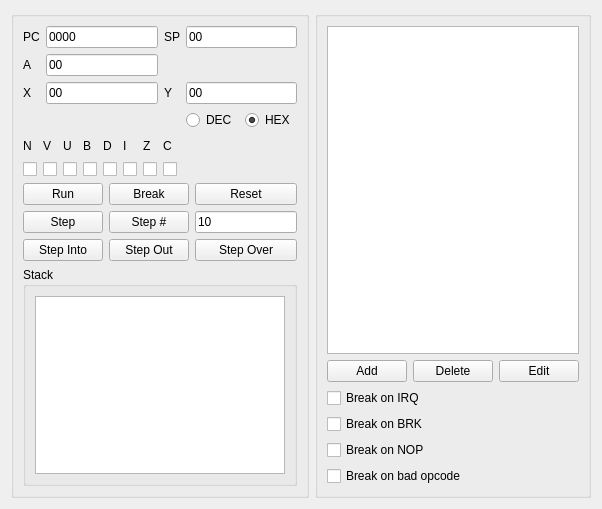
Above: rua1_emu/src/view/ui/frmcpu.ui from robindegen/mos6502 before the change. Below: the same form after it.
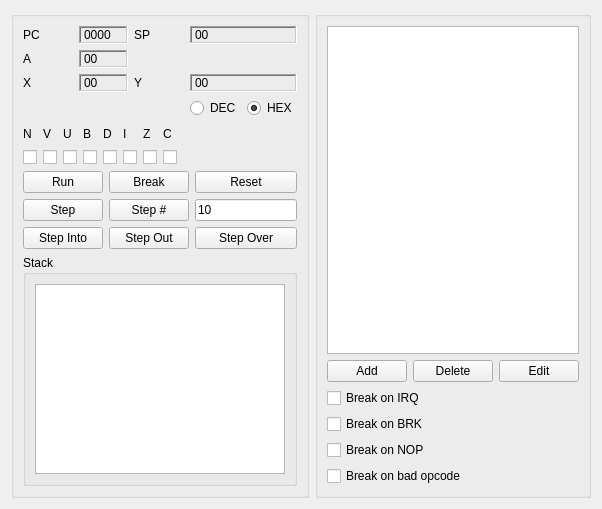
That is the form after the change.

Diff of the .ui file:
```diff
--- a/rua1_emu/src/view/ui/frmcpu.ui
+++ b/rua1_emu/src/view/ui/frmcpu.ui
@@ -97,90 +97,40 @@
       <item>
        <layout class="QGridLayout" name="gridLayout">
         <item row="0" column="2">
-         <widget class="QLabel" name="lbl_register_sp">
+         <widget class="QLabel" name="lbl_register_sp_label">
           <property name="text">
            <string>SP</string>
           </property>
          </widget>
         </item>
         <item row="2" column="0">
-         <widget class="QLabel" name="lbl_register_x">
+         <widget class="QLabel" name="lbl_register_x_label">
           <property name="text">
            <string>X</string>
           </property>
          </widget>
         </item>
         <item row="1" column="0">
-         <widget class="QLabel" name="lbl_register_a">
+         <widget class="QLabel" name="lbl_register_a_label">
           <property name="text">
            <string>A</string>
           </property>
          </widget>
         </item>
-        <item row="1" column="1">
-         <widget class="QLineEdit" name="register_a">
-          <property name="text">
-           <string>00</string>
-          </property>
-          <property name="readOnly">
-           <bool>true</bool>
-          </property>
-         </widget>
-        </item>
-        <item row="0" column="3">
-         <widget class="QLineEdit" name="register_sp">
-          <property name="text">
-           <string>00</string>
-          </property>
-          <property name="readOnly">
-           <bool>true</bool>
-          </property>
-         </widget>
-        </item>
-        <item row="2" column="3">
-         <widget class="QLineEdit" name="register_y">
-          <property name="text">
-           <string>00</string>
-          </property>
-          <property name="readOnly">
-           <bool>true</bool>
-          </property>
-         </widget>
-        </item>
-        <item row="2" column="1">
-         <widget class="QLineEdit" name="register_x">
-          <property name="text">
-           <string>00</string>
-          </property>
-          <property name="readOnly">
-           <bool>true</bool>
-          </property>
-         </widget>
-        </item>
         <item row="2" column="2">
-         <widget class="QLabel" name="lbl_register_y">
+         <widget class="QLabel" name="lbl_register_y_label">
           <property name="text">
            <string>Y</string>
           </property>
          </widget>
         </item>
         <item row="0" column="0">
-         <widget class="QLabel" name="lbl_register_pc">
+         <widget class="QLabel" name="lbl_register_pc_label">
           <property name="text">
            <string>PC</string>
           </property>
          </widget>
         </item>
-        <item row="0" column="1">
-         <widget class="QLineEdit" name="register_pc">
-          <property name="text">
-           <string>0000</string>
-          </property>
-          <property name="readOnly">
-           <bool>true</bool>
-          </property>
-         </widget>
-        </item>
         <item row="3" column="3">
          <layout class="QHBoxLayout" name="horizontalLayout">
           <item>
@@ -202,6 +152,71 @@
           </item>
          </layout>
         </item>
+        <item row="0" column="1">
+         <widget class="QLabel" name="lbl_register_pc">
+          <property name="frameShape">
+           <enum>QFrame::WinPanel</enum>
+          </property>
+          <property name="frameShadow">
+           <enum>QFrame::Sunken</enum>
+          </property>
+          <property name="text">
+           <string>0000</string>
+          </property>
+         </widget>
+        </item>
+        <item row="1" column="1">
+         <widget class="QLabel" name="lbl_register_a">
+          <property name="frameShape">
+           <enum>QFrame::WinPanel</enum>
+          </property>
+          <property name="frameShadow">
+           <enum>QFrame::Sunken</enum>
+          </property>
+          <property name="text">
+           <string>00</string>
+          </property>
+         </widget>
+        </item>
+        <item row="2" column="1">
+         <widget class="QLabel" name="lbl_register_x">
+          <property name="frameShape">
+           <enum>QFrame::WinPanel</enum>
+          </property>
+          <property name="frameShadow">
+           <enum>QFrame::Sunken</enum>
+          </property>
+          <property name="text">
+           <string>00</string>
+          </property>
+         </widget>
+        </item>
+        <item row="0" column="3">
+         <widget class="QLabel" name="lbl_register_sp">
+          <property name="frameShape">
+           <enum>QFrame::WinPanel</enum>
+          </property>
+          <property name="frameShadow">
+           <enum>QFrame::Sunken</enum>
+          </property>
+          <property name="text">
+           <string>00</string>
+          </property>
+         </widget>
+        </item>
+        <item row="2" column="3">
+         <widget class="QLabel" name="lbl_register_y">
+          <property name="frameShape">
+           <enum>QFrame::WinPanel</enum>
+          </property>
+          <property name="frameShadow">
+           <enum>QFrame::Sunken</enum>
+          </property>
+          <property name="text">
+           <string>00</string>
+          </property>
+         </widget>
+        </item>
        </layout>
       </item>
       <item>
```
